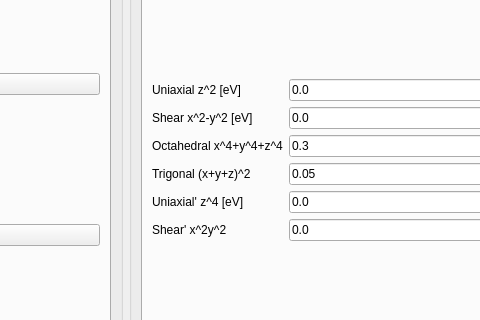
Old version of the form interface_pyqt/interface.ui in the repository joselado/tranci; both pictures show x 583 to 1063 and y 123 to 443 of the 1187 by 547 pixel window.
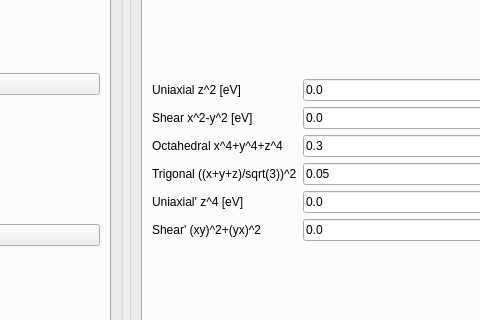
New version of the form. The open tabs and pages were chosen to show the change.

The edit to the form file:
```diff
--- a/interface_pyqt/interface.ui
+++ b/interface_pyqt/interface.ui
@@ -650,7 +650,7 @@
              <item row="3" column="0">
               <widget class="QLabel" name="label_6">
                <property name="text">
-                <string>Trigonal (x+y+z)^2</string>
+                <string>Trigonal ((x+y+z)/sqrt(3))^2</string>
                </property>
               </widget>
              </item>
@@ -687,7 +687,7 @@
              <item row="5" column="0">
               <widget class="QLabel" name="label_11">
                <property name="text">
-                <string>Shear' x^2y^2</string>
+                <string>Shear' (xy)^2+(yx)^2</string>
                </property>
               </widget>
              </item>
```
Left out of the diff: 9 changed lines with no effect on the pictures.
